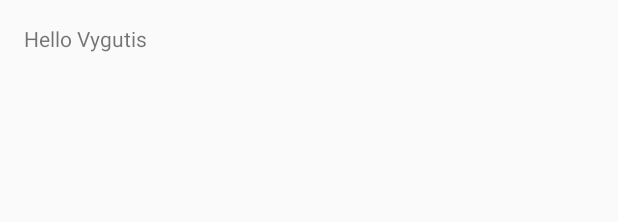
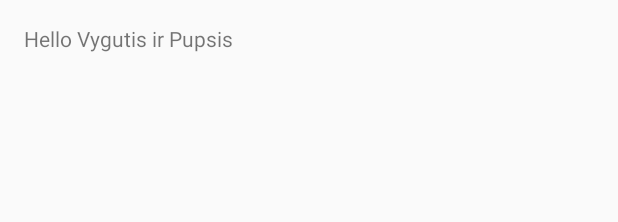
Before and after one commit to vygis83/Android_course, an Android app: the layout content_main.xml on its own in the app's theme, with its tools: preview values and no code run, on a phone screen of 412 x 824 dp. Shown: the top 222 px of the screen. Run offline under Robolectric (Android 15) with nearby library versions, the phone set to English and light mode, and no system bars.

Commit message:
Small change

```diff
--- a/HelloWorld/app/src/main/res/layout/content_main.xml
+++ b/HelloWorld/app/src/main/res/layout/content_main.xml
@@ -14,7 +14,7 @@
     tools:context="com.vygutis.helloworld.MainActivity">
 
     <TextView
-        android:text="Hello Vygutis"
+        android:text="Hello Vygutis ir Pupsis"
         android:layout_width="wrap_content"
         android:layout_height="wrap_content" />
 </RelativeLayout>
```
